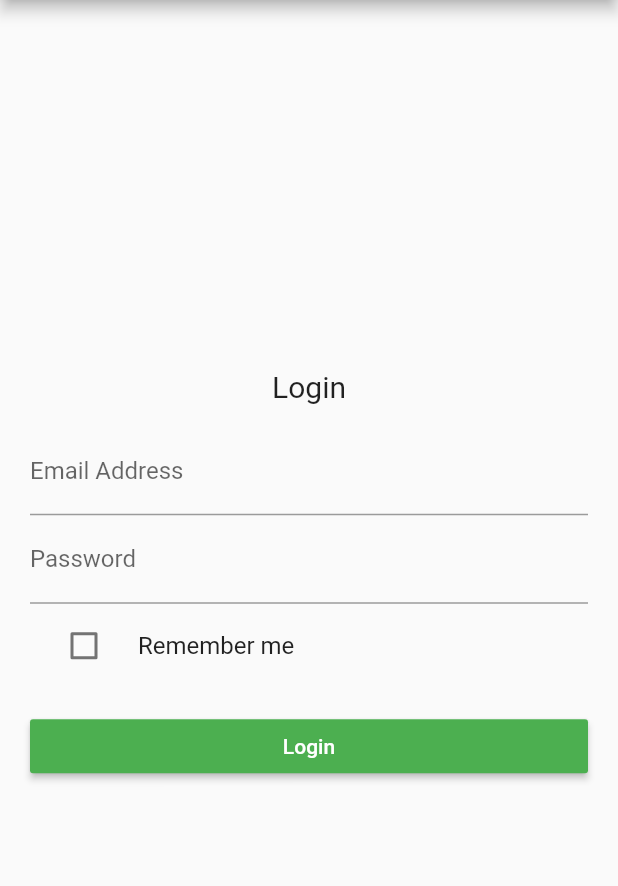
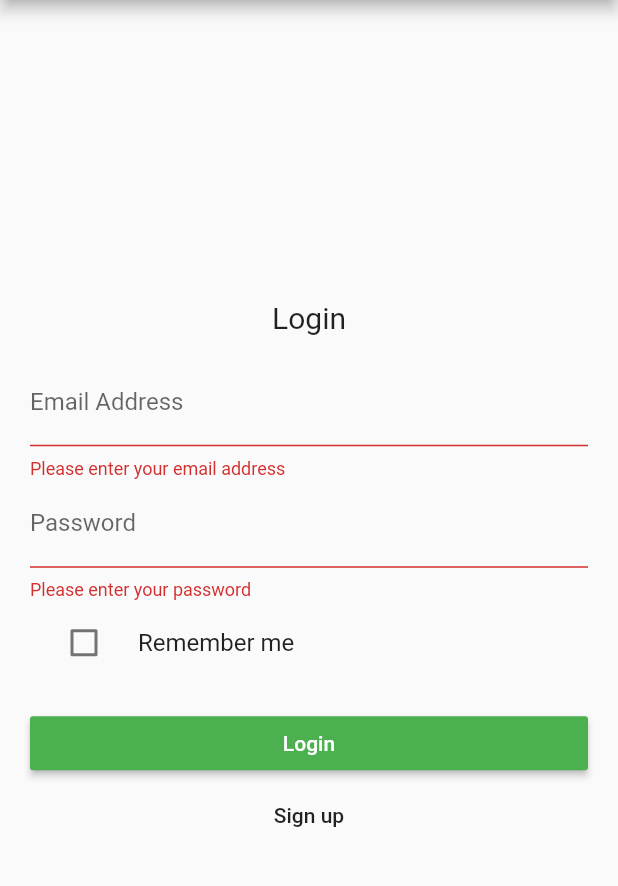
Before and after one commit to partidodev/partido-client, a Flutter app: the screen it shows after launch, after a tap on "Login", on a phone screen of 412 x 824 dp, the part 84-970 px from its top. Run offline on Flutter 3.47's test engine with Material 2 defaults, Android fonts, the light colour scheme and no system bars; our stand-ins replace dio, logger, retrofit, shared_preferences; generated files the repository leaves out were written again; network calls fail.

Commit message:
Form validation for all forms added; Sign up page implemented; logout logic improvements;

```diff
--- a/lib/api/api.dart
+++ b/lib/api/api.dart
@@ -23,7 +23,7 @@ abstract class Api {
   Future<HttpResponse<String>> logout();
 
   @POST("/users")
-  Future<User> register(@Body() NewUser data);
+  Future<HttpResponse<User>> register(@Body() NewUser data);
 
   @GET("/currentuser")
   Future<User> getCurrentUser();
--- a/lib/main.dart
+++ b/lib/main.dart
@@ -3,6 +3,7 @@ import 'package:partido_client/api/api.dart';
 import 'package:partido_client/pages/create_bill_page.dart';
 import 'package:partido_client/pages/home_page.dart';
 import 'package:partido_client/pages/login_page.dart';
+import 'package:partido_client/pages/signup_page.dart';
 import 'package:provider/provider.dart';
 import 'package:retrofit/dio.dart';
 import 'package:logger/logger.dart';
@@ -44,6 +45,7 @@ void main() async {
           '/': (_) => _defaultHome,
           '/home': (_) => HomePage(),
           '/login': (_) => LoginPage(),
+          '/signup': (_) => SignupPage(),
           '/create-bill': (_) => CreateBillPage(),
         },
       )
--- a/lib/pages/create_bill_page.dart
+++ b/lib/pages/create_bill_page.dart
@@ -121,7 +121,13 @@ class _CreateBillPageState extends State<CreateBillPage> {
                   onSaved: (value) => _description = value,
                   textCapitalization: TextCapitalization.sentences,
                   keyboardType: TextInputType.text,
-                  decoration: InputDecoration(labelText: "Description")),
+                  decoration: InputDecoration(labelText: "Description"),
+                  validator: (value) {
+                    if (value.isEmpty) { return 'Please enter a description'; }
+                    if (value.length > 255) { return 'Max. 255 characters allowed'; }
+                    return null;
+                  },
+                ),
               Row(
                 mainAxisAlignment: MainAxisAlignment.spaceBetween,
                 children: [
@@ -131,6 +137,10 @@ class _CreateBillPageState extends State<CreateBillPage> {
                         keyboardType: TextInputType.numberWithOptions(decimal: true),
                         decoration: InputDecoration(labelText: "Amount"),
                         textAlign: TextAlign.end,
+                        validator: (value) {
+                          if (value.isEmpty) { return 'Please enter the total amount'; }
+                          return null;
+                        },
                       ),
                   ),
                   Text("${Provider.of<AppState>(context, listen: false).getSelectedGroup().currency}",
--- a/lib/pages/login_page.dart
+++ b/lib/pages/login_page.dart
@@ -1,10 +1,12 @@
 import 'package:flutter/material.dart';
+import 'package:logger/logger.dart';
 import 'package:retrofit/dio.dart';
 
 import '../api/api.dart';
 import '../api/api_service.dart';
 
 class LoginPage extends StatefulWidget {
+
 
   LoginPage({Key key}) : super(key: key);
 
@@ -13,6 +15,8 @@ class LoginPage extends StatefulWidget {
 }
 
 class _LoginPageState extends State<LoginPage> {
+
+  var logger = Logger(printer: PrettyPrinter());
 
   Api api = ApiService.getApi();
 
@@ -23,9 +27,14 @@ class _LoginPageState extends State<LoginPage> {
   int rememberMeNumber = 0;
 
   void _login() async {
-    HttpResponse<String> response = await api.login("$_email", "$_password", "$rememberMeNumber");
-    if (response.response.statusCode == 200) {
-      Navigator.pushReplacementNamed(context, "/home");
+    try {
+      HttpResponse<String> response = await api.login(
+          "$_email", "$_password", "$rememberMeNumber");
+      if (response.response.statusCode == 200) {
+        Navigator.pushReplacementNamed(context, "/home");
+      }
+    } catch (w) {
+      logger.w('Login failed', w);
     }
   }
 
@@ -59,11 +68,21 @@ class _LoginPageState extends State<LoginPage> {
               TextFormField(
                   onSaved: (value) => _email = value,
                   keyboardType: TextInputType.emailAddress,
-                  decoration: InputDecoration(labelText: "Email Address")),
+                  decoration: InputDecoration(labelText: "Email Address"),
+                  validator: (value) {
+                    if (value.isEmpty) { return 'Please enter your email address'; }
+                    return null;
+                  },
+              ),
               TextFormField(
                   onSaved: (value) => _password = value,
                   obscureText: true,
-                  decoration: InputDecoration(labelText: "Password")),
+                  decoration: InputDecoration(labelText: "Password"),
+                  validator: (value) {
+                    if (value.isEmpty) { return 'Please enter your password'; }
+                    return null;
+                  },
+              ),
               CheckboxListTile(
                 title: Text("Remember me"),
                 value: _rememberMe,
@@ -77,13 +96,23 @@ class _LoginPageState extends State<LoginPage> {
                   textColor: Colors.white,
                   child: Text("Login"),
                   onPressed: () {
-                    // save the fields..
                     final form = _formKey.currentState;
                     form.save();
                     if (form.validate()) {
                       _login();
                     }
-                  }),
+                  }
+              ),
+              SizedBox(
+                width: double.infinity,
+                child: FlatButton(
+                    padding: EdgeInsets.only(left: 14, right: 14),
+                    child: Text('Sign up'),
+                    onPressed: () {
+                      Navigator.pushNamed(context, '/signup');
+                    },
+                  ),
+              ),
             ],
           ),
         ),
```
Also changed, not shown: lib/app_state.dart (+17 -8 lines), lib/pages/bill_details_page.dart (+3 -5 lines), lib/pages/home_page.dart (+7 -5 lines), lib/pages/signup_page.dart (added, +144 -0 lines), lib/api/api.g.dart.
